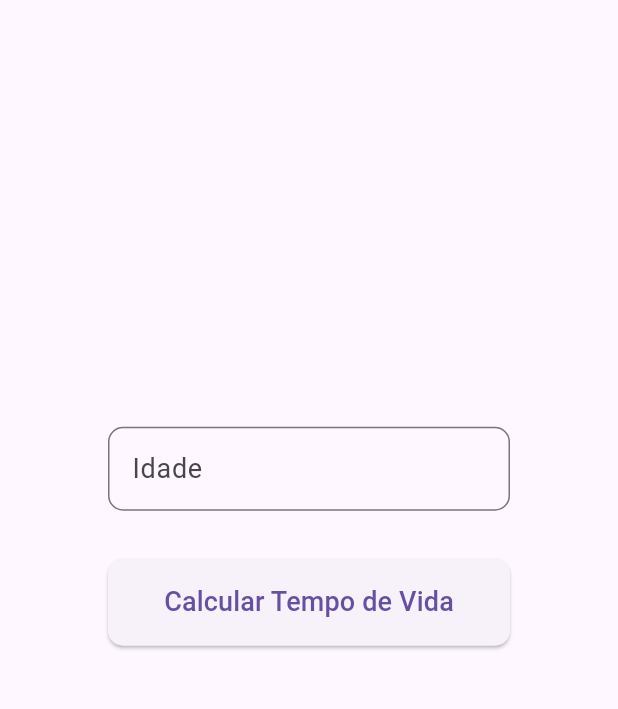
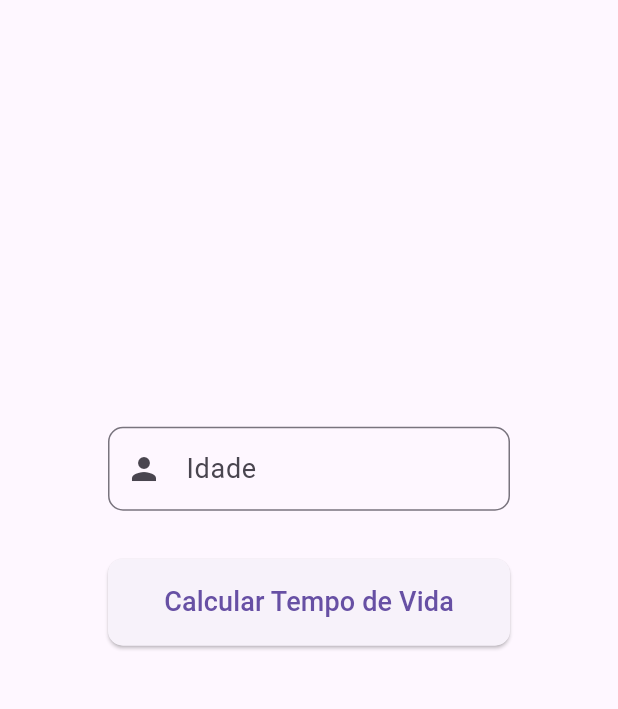
Before and after one commit to IanSebastiao/avaliacao_uc10, a Flutter app: the screen it shows after launch, on a phone screen of 412 x 824 dp, the part 84-793 px from its top. Run offline on Flutter 3.47's test engine with Material 3 defaults, Android fonts, the light colour scheme and no system bars.

Commit message:
Atualização

```diff
--- a/lib/pages/app_vida_page.dart
+++ b/lib/pages/app_vida_page.dart
@@ -67,6 +67,8 @@ class _AppVidaPageState extends State<AppVidaPage> {
                     ),
                     labelText: 'Idade',
                     labelStyle: const TextStyle(fontSize: 18),
+                    prefixIcon:
+                        const Icon(Icons.person), // Ícone de altura à esquerda
                   ), //inputFormatters
                   inputFormatters: [
                     FilteringTextInputFormatter
```
